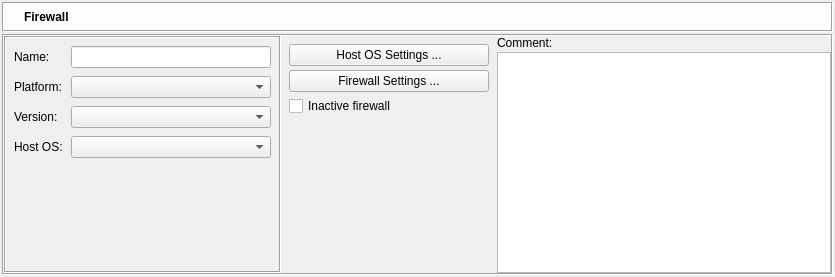
First picture: the form in src/gui/firewalldialog_q.ui, repository fwbuilder/fwbuilder, before the edit.
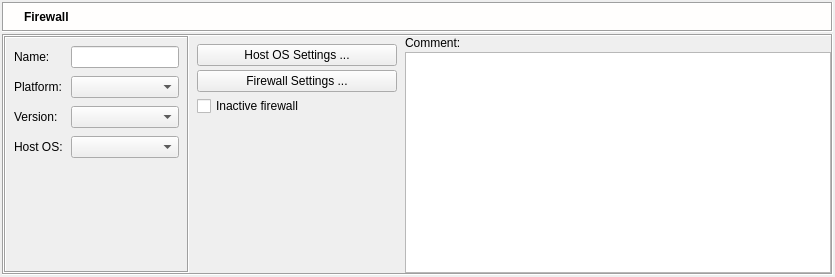
Second picture: the form after the edit. Icons and pictures are not drawn.

What changed in the file:
```diff
--- a/src/gui/firewalldialog_q.ui
+++ b/src/gui/firewalldialog_q.ui
@@ -308,7 +308,7 @@
                </property>
                <property name="minimumSize" >
                 <size>
-                 <width>200</width>
+                 <width>0</width>
                  <height>0</height>
                 </size>
                </property>
```
